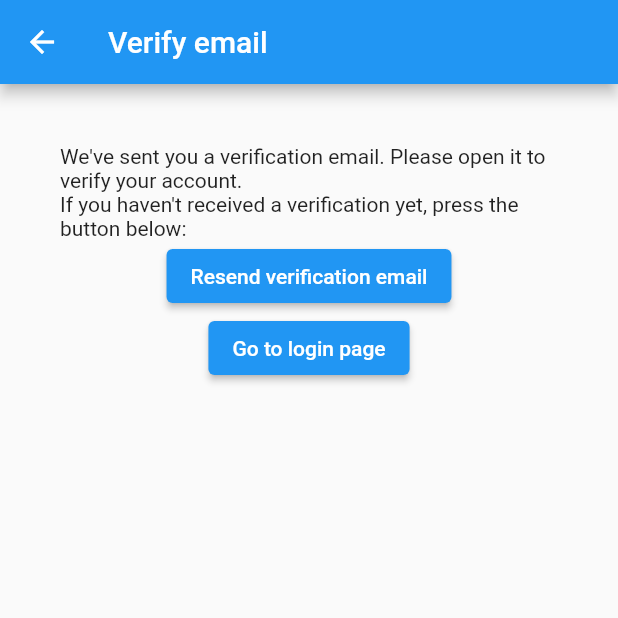
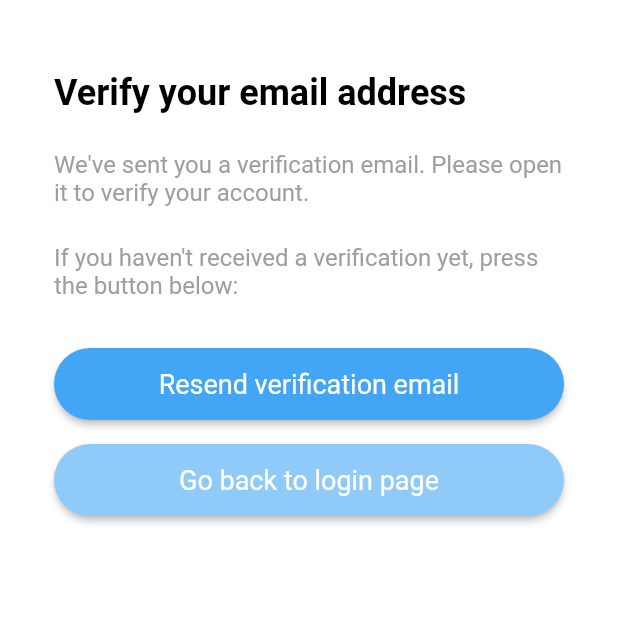
Before and after one commit to FrozenBirdXD/FrozenNotes, a Flutter app: the VerifyEmailView screen opened directly, on a phone screen of 412 x 824 dp, the top half of it. Run offline on Flutter 3.47's test engine with Material 2 defaults, Android fonts, the phone set to English and light mode, and no system bars; our stand-ins replace bloc, cloud_firestore, equatable, firebase_auth, firebase_core, firebase_crashlytics and 2 more; accounts and stored records are empty; generated files the repository leaves out were written again.

Commit message:
style verify email page

```diff
--- a/lib/views/verify_email_view.dart
+++ b/lib/views/verify_email_view.dart
@@ -1,3 +1,5 @@
+import 'dart:ui';
+
 import 'package:flutter/material.dart';
 import 'package:flutter_bloc/flutter_bloc.dart';
 import 'package:frozennotes/services/auth/bloc/auth_bloc.dart';
@@ -14,35 +16,92 @@ class _VerifyEmailViewState extends State<VerifyEmailView> {
   Widget build(BuildContext context) {
     return Scaffold(
       resizeToAvoidBottomInset: false,
-      appBar: AppBar(
-        title: const Text('Verify email'),
+      backgroundColor: Colors.white,
+      body: SafeArea(
+        child: SingleChildScrollView(
+          child: Padding(
+            padding: const EdgeInsets.symmetric(
+              horizontal: 36.0,
+              vertical: 48.0,
             ),
-      body: Padding(
-        padding: const EdgeInsets.all(40.0),
             child: Column(
+              crossAxisAlignment: CrossAxisAlignment.start,
               children: [
                 const Text(
+                  'Verify your email address',
+                  style: TextStyle(
+                    fontSize: 24.0,
+                    fontWeight: FontWeight.bold,
+                    color: Colors.black,
+                  ),
+                ),
+                const SizedBox(
+                  height: 24.0,
+                ),
+                const Text(
                   "We've sent you a verification email. Please open it to verify your account.",
+                  style: TextStyle(
+                    fontSize: 16.0,
+                    color: Colors.grey,
+                  ),
+                ),
+                const SizedBox(
+                  height: 24.0,
                 ),
                 const Text(
                   "If you haven't received a verification yet, press the button below:",
+                  style: TextStyle(
+                    fontSize: 16.0,
+                    color: Colors.grey,
+                  ),
+                ),
+                const SizedBox(
+                  height: 32.0,
                 ),
                 // send verification email button
-            ElevatedButton(
+                SizedBox(
+                  width: double.infinity,
+                  height: 48.0,
+                  child: ElevatedButton(
                     onPressed: () {
                       BlocProvider.of<AuthBloc>(context)
                           .add(const AuthSendVerificationEmailEvent());
                     },
+                    style: ElevatedButton.styleFrom(
+                      backgroundColor: Colors.blue[400],
+                      textStyle: const TextStyle(fontSize: 18.0),
+                      shape: RoundedRectangleBorder(
+                        borderRadius: BorderRadius.circular(30.0),
+                      ),
+                    ),
                     child: const Text('Resend verification email'),
                   ),
+                ),
+                const SizedBox(
+                  height: 16.0,
+                ),
                 // go to login view button
-            ElevatedButton(
-              onPressed: () async {
-                BlocProvider.of<AuthBloc>(context).add(const AuthLogoutEvent());
+                SizedBox(
+                  width: double.infinity,
+                  height: 48.0,
+                  child: ElevatedButton(
+                    onPressed: () {
+                      BlocProvider.of<AuthBloc>(context)
+                          .add(const AuthLogoutEvent());
                     },
-              child: const Text('Go to login page'),
+                    style: ElevatedButton.styleFrom(
+                      backgroundColor: Colors.blue[200],
+                      textStyle: const TextStyle(fontSize: 18.0),
+                      shape: RoundedRectangleBorder(
+                        borderRadius: BorderRadius.circular(30.0),
+                      ),
+                    ),
+                    child: const Text('Go back to login page'),
+                  ),
                 ),
               ],
+            ),
+          ),
         ),
       ),
     );
```
Lines whose indentation alone changed are shown as unchanged.
